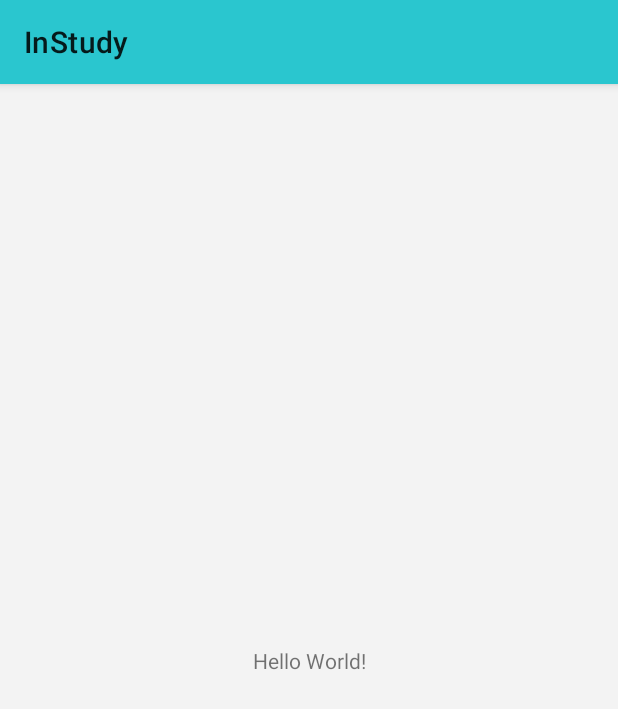
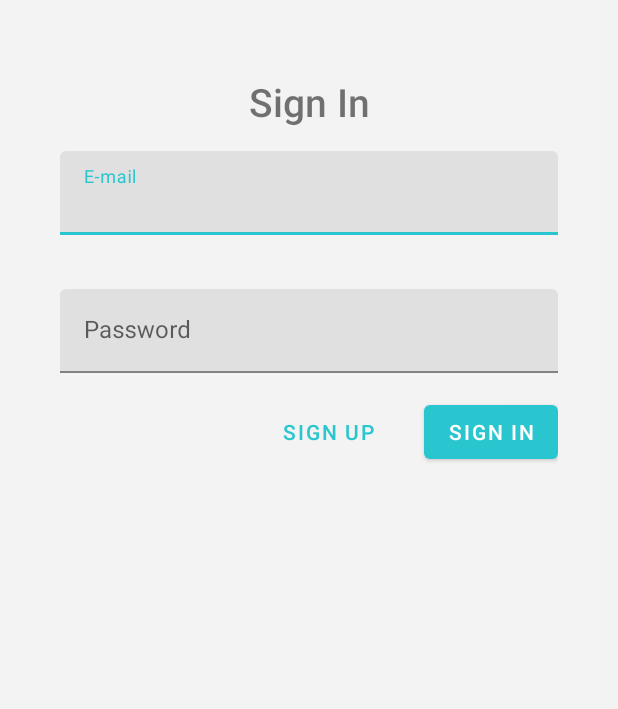
Before and after one commit to Kakainchik/InStudy-MobileApp, an Android app: the screen it shows after launch (MainActivity before the commit, LoginInActivity after it), on a phone screen of 412 x 824 dp. Shown: the top 709 px of the screen. Run offline under Robolectric (Android 15) with nearby library versions, the phone set to English and light mode, and no system bars.

Commit message:
Updated signing page. Updated styles onto material.

```diff
--- a/app/build.gradle
+++ b/app/build.gradle
@@ -24,10 +24,11 @@ android {
 
 dependencies {
     implementation fileTree(dir: 'libs', include: ['*.jar'])
-    implementation"org.jetbrains.kotlin:kotlin-stdlib-jdk7:$kotlin_version"
-    implementation 'androidx.appcompat:appcompat:1.2.0'
+    implementation "org.jetbrains.kotlin:kotlin-stdlib-jdk7:$kotlin_version"
+    implementation 'androidx.appcompat:appcompat:1.3.0-alpha02'
     implementation 'androidx.core:core-ktx:1.3.2'
     implementation 'androidx.constraintlayout:constraintlayout:2.0.4'
+    implementation 'androidx.legacy:legacy-support-v4:1.0.0'
     testImplementation 'junit:junit:4.12'
     androidTestImplementation 'androidx.test:runner:1.3.0'
     androidTestImplementation 'androidx.test.espresso:espresso-core:3.3.0'
--- a/app/src/main/AndroidManifest.xml
+++ b/app/src/main/AndroidManifest.xml
@@ -9,7 +9,9 @@
             android:roundIcon="@mipmap/ic_launcher_round"
             android:supportsRtl="true"
             android:theme="@style/AppTheme">
-        <activity android:name=".LoginInActivity">
+        <activity
+                android:name=".LoginInActivity"
+                android:theme="@style/AppTheme.NoActionBar">
         </activity>
         <activity
                 android:name=".MainActivity"
--- a/app/src/main/java/kz/gaudeamus/instudy/LoginInActivity.kt
+++ b/app/src/main/java/kz/gaudeamus/instudy/LoginInActivity.kt
@@ -6,8 +6,6 @@ import android.os.Bundle
 class LoginInActivity : AppCompatActivity() {
 
     override fun onCreate(savedInstanceState: Bundle?) {
-        //Возвращаем стандартную тему после SplashScreen
-        setTheme(R.style.AppTheme)
         super.onCreate(savedInstanceState)
         setContentView(R.layout.activity_login_in)
     }
--- a/app/src/main/java/kz/gaudeamus/instudy/MainActivity.kt
+++ b/app/src/main/java/kz/gaudeamus/instudy/MainActivity.kt
@@ -1,12 +1,18 @@
 package kz.gaudeamus.instudy
 
+import android.content.Intent
 import androidx.appcompat.app.AppCompatActivity
 import android.os.Bundle
 
 class MainActivity : AppCompatActivity() {
 
     override fun onCreate(savedInstanceState: Bundle?) {
+        //Возвращаем стандартную тему после SplashScreen
+        setTheme(R.style.AppTheme_NoActionBar)
+
         super.onCreate(savedInstanceState)
         setContentView(R.layout.activity_main)
+
+        startActivity(Intent(this, LoginInActivity::class.java))
     }
 }
--- a/app/src/main/java/kz/gaudeamus/instudy/SignInFragment.kt
+++ b/app/src/main/java/kz/gaudeamus/instudy/SignInFragment.kt
@@ -13,6 +13,4 @@ class SignInFragment : Fragment() {
         // Inflate the layout for this fragment
         return inflater.inflate(R.layout.fragment_sign_in, container, false)
     }
-
-
 }
--- a/app/src/main/res/layout/activity_login_in.xml
+++ b/app/src/main/res/layout/activity_login_in.xml
@@ -7,6 +7,12 @@
         android:layout_height="match_parent"
         tools:context=".LoginInActivity">
 
-
+    <fragment android:id="@+id/fragment_"
+            android:layout_width="match_parent"
+            android:layout_height="match_parent"
+            android:layout_marginHorizontal="40dp"
+            android:layout_marginVertical="50dp"
+            android:name="kz.gaudeamus.instudy.SignInFragment"
+            tools:layout="@layout/fragment_sign_in"/>
 
 </FrameLayout>
--- a/app/src/main/res/layout/fragment_sign_in.xml
+++ b/app/src/main/res/layout/fragment_sign_in.xml
@@ -20,13 +20,16 @@
         android:layout_width="match_parent"
         android:layout_height="wrap_content"
         android:layout_below="@id/sign_in_text"
-        android:layout_marginVertical="15dp"
-        android:hint="@string/text_email"
+        android:layout_marginVertical="@dimen/vertical_margin_login_in_activity"
         app:errorEnabled="true">
 
         <com.google.android.material.textfield.TextInputEditText
+                android:id="@+id/sign_in_email_text"
                 android:layout_width="match_parent"
-            android:layout_height="match_parent"/>
+                android:layout_height="match_parent"
+                android:maxLines="1"
+                android:inputType="textEmailAddress"
+                android:hint="@string/title_email"/>
 
     </com.google.android.material.textfield.TextInputLayout>
 
@@ -35,12 +38,15 @@
         android:id="@+id/sign_in_password_input"
         android:layout_width="match_parent"
         android:layout_height="wrap_content"
-        android:layout_below="@id/sign_in_email_input"
-        android:hint="@string/text_password">
+        android:layout_below="@id/sign_in_email_input">
 
         <com.google.android.material.textfield.TextInputEditText
+                android:id="@+id/sign_in_password_text"
                 android:layout_width="match_parent"
-            android:layout_height="match_parent"/>
+                android:layout_height="match_parent"
+                android:maxLines="1"
+                android:inputType="textPassword"
+                android:hint="@string/title_password"/>
 
     </com.google.android.material.textfield.TextInputLayout>
 
@@ -49,23 +55,25 @@
         android:layout_width="match_parent"
         android:layout_height="wrap_content"
         android:orientation="horizontal"
-        android:layout_marginTop="15dp"
+        android:layout_marginTop="@dimen/vertical_margin_login_in_activity"
         android:gravity="end"
         android:layout_below="@id/sign_in_password_input">
 
+        <!-- Регистрации. Показывает два типа: студент, учитель -->
         <com.google.android.material.button.MaterialButton
                 android:id="@+id/sign_in_register_button"
                 android:layout_width="wrap_content"
                 android:layout_height="wrap_content"
-            android:theme="@style/Widget.MaterialComponents.Button.TextButton"
                 android:layout_marginEnd="20dp"
-            android:text="@string/bt_sign_up"/>
+                android:text="@string/bt_sign_up"
+                style="@style/Widget.MaterialComponents.Button.TextButton"/>
 
+        <!-- Авторизация -->
         <com.google.android.material.button.MaterialButton
             android:id="@+id/sign_in_login_button"
             android:layout_width="wrap_content"
             android:layout_height="wrap_content"
-            android:text="@string/bt_sign_up"/>
+            android:text="@string/bt_sign_in"/>
 
     </LinearLayout>
 
--- /dev/null
+++ b/app/src/main/res/menu/sign_up_type_menu.xml
@@ -0,0 +1,5 @@
+<?xml version="1.0" encoding="utf-8"?>
+<menu xmlns:android="http://schemas.android.com/apk/res/android">
+    <item android:id="@+id/signup_student_menu" android:title="@string/menu_as_student"/>
+    <item android:id="@+id/signup_school_menu" android:title="@string/menu_as_school"/>
+</menu>
--- a/app/src/main/res/values/dimens.xml
+++ b/app/src/main/res/values/dimens.xml
@@ -1,4 +1,9 @@
 <?xml version="1.0" encoding="utf-8"?>
 <resources>
+    <!-- Строки -->
     <dimen name="title_text_size">26sp</dimen>
+    <dimen name="title_text_smalldescription">12sp</dimen>
+
+    <!-- Отступы -->
+    <dimen name="vertical_margin_login_in_activity">15dp</dimen>
 </resources>
--- a/app/src/main/res/values/styles.xml
+++ b/app/src/main/res/values/styles.xml
@@ -1,15 +1,27 @@
 <resources>
 
     <!-- Base application theme. -->
-    <style name="AppTheme" parent="Theme.MaterialComponents.Light">
+    <style name="AppTheme" parent="Theme.MaterialComponents.Light.DarkActionBar">
         <item name="colorPrimary">@color/colorPrimary</item>
         <item name="colorPrimaryDark">@color/colorPrimaryDark</item>
         <item name="colorAccent">@color/colorAccent</item>
         <item name="android:windowBackground">@color/colorBackground</item>
+        <item name="popupMenuStyle">@style/Widget.MaterialComponents.PopupMenu</item>
+        <item name="android:contextPopupMenuStyle">@style/Widget.MaterialComponents.PopupMenu.ContextMenu</item>
+        <item name="actionOverflowMenuStyle">@style/Widget.MaterialComponents.PopupMenu.Overflow</item>
     </style>
 
     <style name="AppTheme.Launcher">
         <item name="android:windowBackground">@drawable/splash_screen</item>
     </style>
 
+    <style name="AppTheme.AppBarOverlay" parent="ThemeOverlay.MaterialComponents.Dark.ActionBar"/>
+
+    <style name="AppTheme.PopupOverlay" parent="ThemeOverlay.MaterialComponents.Light"/>
+
+    <style name="AppTheme.NoActionBar">
+        <item name="windowActionBar">false</item>
+        <item name="windowNoTitle">true</item>
+    </style>
+
 </resources>
--- a/build.gradle
+++ b/build.gradle
@@ -8,7 +8,7 @@ buildscript {
 
     }
     dependencies {
-        classpath 'com.android.tools.build:gradle:3.4.3'
+        classpath 'com.android.tools.build:gradle:4.1.0'
         classpath "org.jetbrains.kotlin:kotlin-gradle-plugin:$kotlin_version"
         // NOTE: Do not place your application dependencies here; they belong
         // in the individual module build.gradle files
```
Also changed, not shown: app/src/main/java/kz/gaudeamus/instudy/SignUpStudentFragment.kt (added, +15 -0 lines), app/src/main/res/layout/fragment_sign_up_student.xml (added, +76 -0 lines), app/src/main/res/values/strings.xml (+10 -3 lines), gradle/wrapper/gradle-wrapper.properties, 1 other file. Lines whose indentation alone changed are shown as unchanged.
